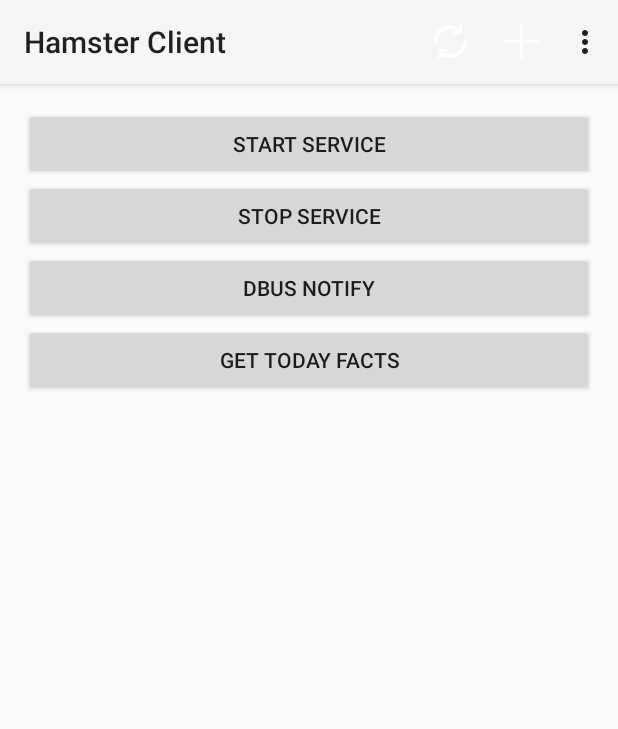
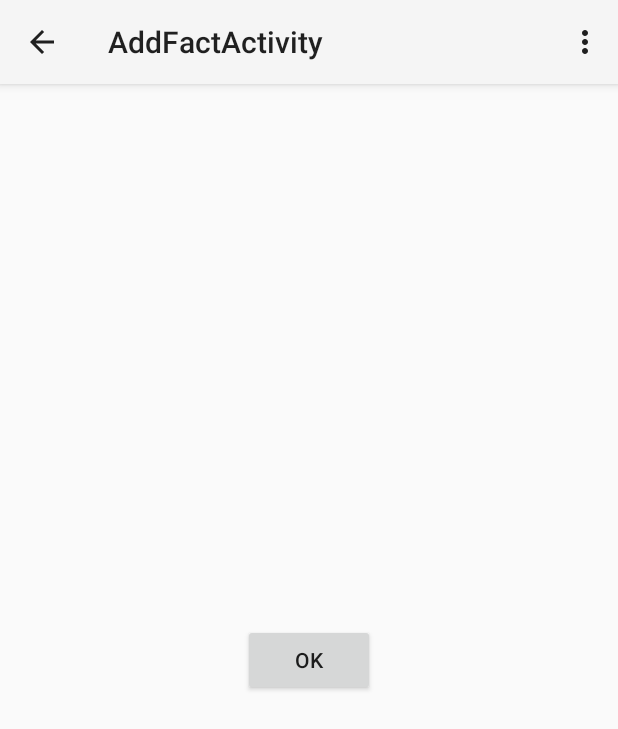
Before and after one commit to rynkowsg/hamster-client-android, an Android app: the screen it shows after launch (MainActivity before the commit, AddFactActivity after it), after a tap on "Add a fact", on a phone screen of 412 x 824 dp. Shown: the top 729 px of the screen. Run offline under Robolectric (Android 15) with nearby library versions, the phone set to English and light mode, and no system bars; libraries missing offline, so code that uses them is left out: org.freedesktop.dbus; 1 statement that could not run was skipped.

Commit message:
Added AddFactActivity stub

```diff
--- /dev/null
+++ b/app/src/main/java/info/rynkowski/hamsterclient/AddFactActivity.java
@@ -0,0 +1,51 @@
+package info.rynkowski.hamsterclient;
+
+import android.app.Activity;
+import android.content.Intent;
+import android.os.Bundle;
+import android.view.Menu;
+import android.view.MenuItem;
+import android.view.View;
+import android.widget.Button;
+
+import info.rynkowski.hamsterclient.R;
+
+public class AddFactActivity extends Activity {
+
+    @Override
+    protected void onCreate(Bundle savedInstanceState) {
+        super.onCreate(savedInstanceState);
+        setContentView(R.layout.activity_add_fact);
+        getActionBar().setDisplayHomeAsUpEnabled(true);
+
+        Button button = (Button) findViewById(R.id.button);
+        button.setOnClickListener(new Button.OnClickListener() {
+            @Override
+            public void onClick(View v) {
+                Intent intent = getIntent();
+                Bundle data = new Bundle();
+                data.putString("fact" , null);
+                intent.putExtras(data);
+                AddFactActivity.this.setResult(0 , intent);
+                AddFactActivity.this.finish();
+            }
+        });
+    }
+
+    @Override
+    public boolean onCreateOptionsMenu(Menu menu) {
+        // Inflate the menu; this adds items to the action bar if it is present.
+        getMenuInflater().inflate(R.menu.menu_add_fact, menu);
+        return super.onCreateOptionsMenu(menu);
+    }
+
+    @Override
+    public boolean onOptionsItemSelected(MenuItem item) {
+        switch (item.getItemId()) {
+            case (R.id.action_settings):
+                return true;
+            default:
+                return super.onOptionsItemSelected(item);
+        }
+    }
+}
--- a/app/src/main/java/info/rynkowski/hamsterclient/MainActivity.java
+++ b/app/src/main/java/info/rynkowski/hamsterclient/MainActivity.java
@@ -3,6 +3,7 @@ package info.rynkowski.hamsterclient;
 import android.app.Activity;
 import android.app.AlertDialog;
 import android.content.DialogInterface;
+import android.content.Intent;
 import android.os.Bundle;
 import android.os.Handler;
 import android.os.Message;
@@ -28,6 +29,8 @@ import info.rynkowski.hamsterclient.hamster.AdapterStruct5;
 public class MainActivity extends Activity {
     private final String TAG = "MainActivity";
     private ServiceManager service;
+
+    static final int PICK_FACT_DATA = 1;
 
     //----------------  Message handling and sending  --------------------------------------------//
     private class LocalHandler extends Handler {
@@ -116,7 +119,7 @@ public class MainActivity extends Activity {
         super.onDestroy();
     }
 
-    //----------------  ActionBar buttons  -------------------------------------------------------//
+    //----------------  Activity' methods  -------------------------------------------------------//
     @Override
     public boolean onCreateOptionsMenu(Menu menu) {
         Log.d(TAG, "onCreateOptionsMenu()");
@@ -133,11 +136,24 @@ public class MainActivity extends Activity {
                 sendRequest(HamsterService.MSG_REFRESH);
                 return true;
             case R.id.action_add_fact:
+                runAddFactActivity();
                 return true;
             case R.id.action_settings:
                 return true;
             default:
                 return super.onOptionsItemSelected(item);
+        }
+    }
+
+    @Override
+    public void onActivityResult(int requestCode, int resultCode, Intent data) {
+        switch (requestCode) {
+            case (PICK_FACT_DATA):
+                if (resultCode == RESULT_OK)
+                    // Do something with the intent data
+                break;
+            default:
+                break;
         }
     }
 
@@ -190,4 +206,9 @@ public class MainActivity extends Activity {
                 });
         builder.create().show();
     }
+
+    private void runAddFactActivity() {
+        Intent pickFactData = new Intent(MainActivity.this, AddFactActivity.class);
+        startActivityForResult(pickFactData, PICK_FACT_DATA);
+    }
 }
--- /dev/null
+++ b/app/src/main/res/layout/activity_add_fact.xml
@@ -0,0 +1,16 @@
+<RelativeLayout xmlns:android="http://schemas.android.com/apk/res/android"
+    xmlns:tools="http://schemas.android.com/tools" android:layout_width="match_parent"
+    android:layout_height="match_parent" android:paddingLeft="@dimen/activity_horizontal_margin"
+    android:paddingRight="@dimen/activity_horizontal_margin"
+    android:paddingTop="@dimen/activity_vertical_margin"
+    android:paddingBottom="@dimen/activity_vertical_margin"
+    tools:context="info.rynkowski.hamsterclient.AddFactActivity">
+
+    <Button
+        android:layout_width="wrap_content"
+        android:layout_height="wrap_content"
+        android:text="@string/ok"
+        android:id="@+id/button"
+        android:layout_centerVertical="true"
+        android:layout_centerHorizontal="true" />
+</RelativeLayout>
--- /dev/null
+++ b/app/src/main/res/menu/menu_add_fact.xml
@@ -0,0 +1,6 @@
+<menu xmlns:android="http://schemas.android.com/apk/res/android"
+    xmlns:tools="http://schemas.android.com/tools"
+    tools:context="info.rynkowski.hamsterclient.AddFactActivity">
+    <item android:id="@+id/action_settings" android:title="@string/action_settings"
+        android:orderInCategory="100" android:showAsAction="never" />
+</menu>
--- a/app/src/main/res/values/strings.xml
+++ b/app/src/main/res/values/strings.xml
@@ -7,5 +7,6 @@
     <string name="exception">Exception</string>
     <string name="action_add_fact">Add a fact</string>
     <string name="action_refresh">Refresh</string>
+    <string name="title_activity_add_fact">AddFactActivity</string>
 
 </resources>
```
Also changed, not shown: app/src/main/AndroidManifest.xml (+10 -1 lines).
